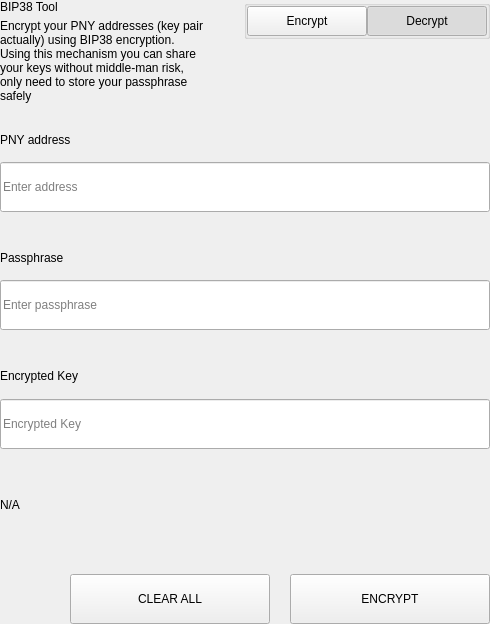
Old version of the form src/qt/pivx/settings/forms/settingsbittoolwidget.ui in the repository AltcoinBaggins/lil.
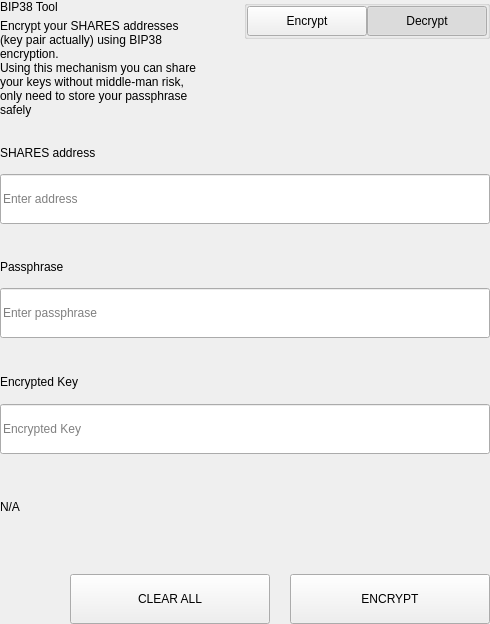
New version of the form.

Commit message: Update branding to SHARES

The edit to the form file:
```diff
--- a/src/qt/pivx/settings/forms/settingsbittoolwidget.ui
+++ b/src/qt/pivx/settings/forms/settingsbittoolwidget.ui
@@ -69,7 +69,7 @@
             <item>
              <widget class="QLabel" name="labelSubtitle1">
               <property name="text">
-               <string>Encrypt your PNY addresses (key pair actually) using BIP38 encryption.
+               <string>Encrypt your SHARES addresses (key pair actually) using BIP38 encryption.
 Using this mechanism you can share your keys without middle-man risk, only need to store your passphrase safely</string>
               </property>
               <property name="wordWrap">
@@ -657,7 +657,7 @@
                   </size>
                  </property>
                  <property name="text">
-                  <string>PNY address</string>
+                  <string>SHARES address</string>
                  </property>
                 </widget>
                </item>
```
The commit also changes 657 other files.
